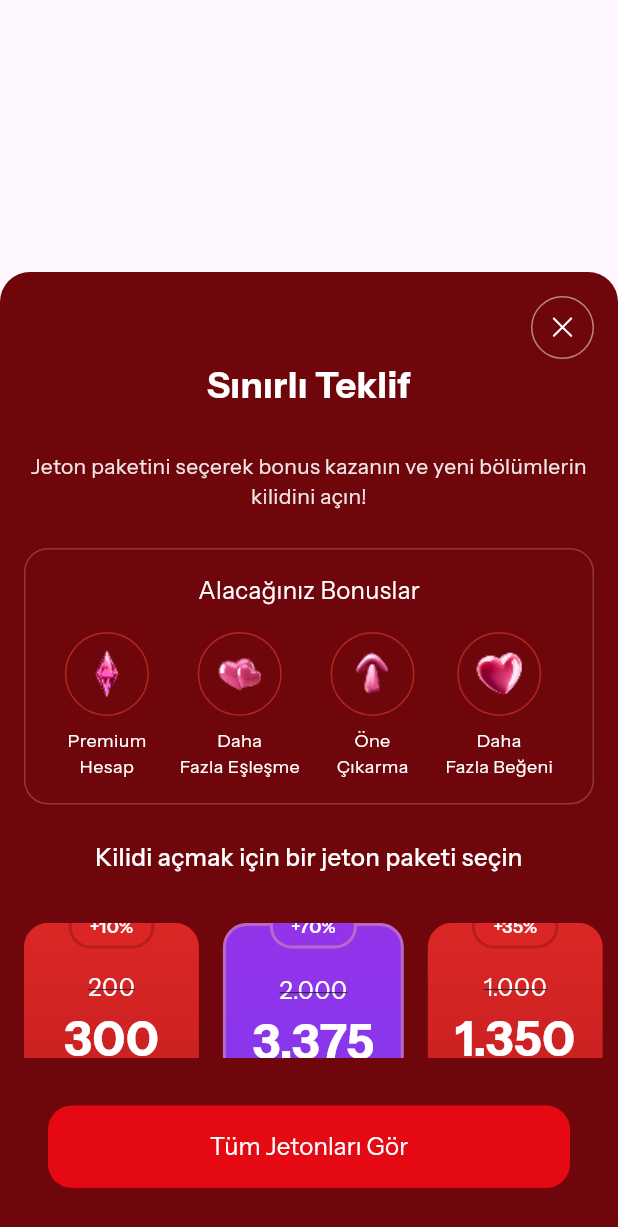
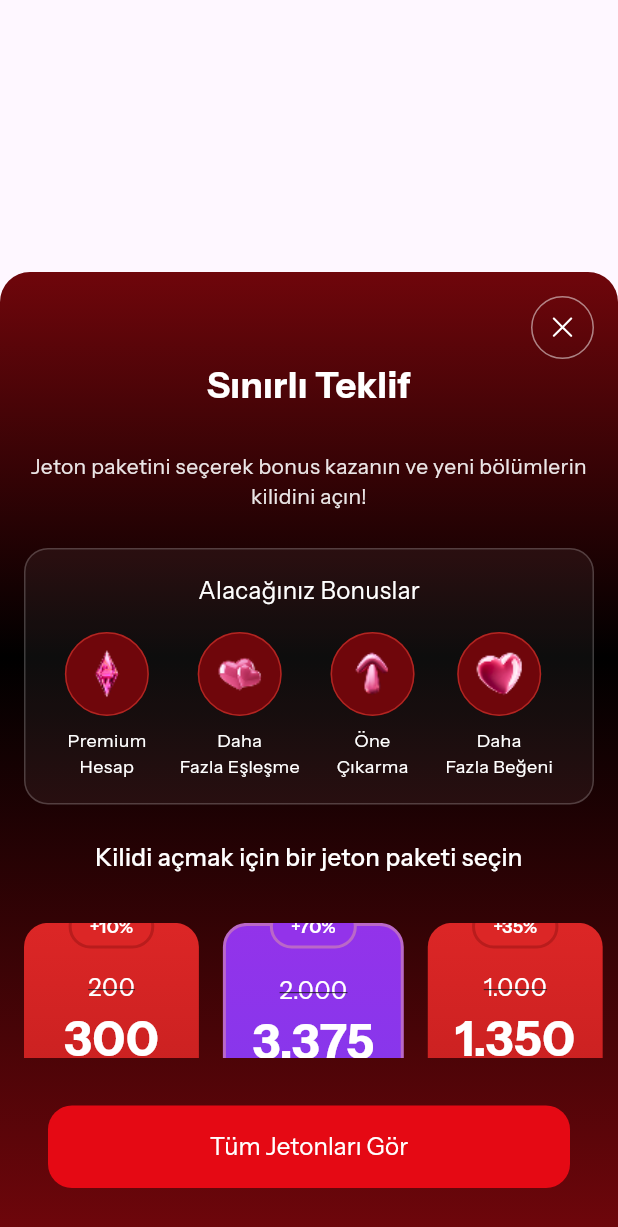
Before and after one commit to envertunasonmez/ShartFlix, a Flutter app: the SpecialOfferBottomSheet widget shown alone on an empty page, opened directly, on a phone screen of 412 x 824 dp. Shown: the top 1227 px of the screen. Run offline on Flutter 3.47's test engine with Material 3 defaults, Android fonts, the phone set to English and light mode, and no system bars; our stand-ins replace dio, equatable, flutter_bloc, flutter_svg, go_router, google_fonts and 3 more; accounts and stored records are empty; network calls fail; project files that could hold a hidden picture were left out.

Commit message:
fix - background colors

```diff
--- a/lib/features/profile/widgets/profile_special_offer.dart
+++ b/lib/features/profile/widgets/profile_special_offer.dart
@@ -62,9 +62,19 @@ class SpecialOfferBottomSheet extends StatelessWidget {
       builder: (context, scrollController) {
         return Container(
           decoration: const BoxDecoration(
-            color: AppColors.primaryDark,
             borderRadius: BorderRadius.vertical(top: Radius.circular(20)),
+            gradient: LinearGradient(
+              begin: Alignment.topCenter,
+              end: Alignment.bottomCenter,
+              colors: [
+                AppColors.primaryDark,
+                Colors.black,
+                AppColors.primaryDark,
+              ],
+              stops: [0.0, 0.4, 1.0],
+            ),
           ),
+
           child: Column(
             children: [
               // Header
@@ -123,6 +133,7 @@ class SpecialOfferBottomSheet extends StatelessWidget {
                 margin: const EdgeInsets.symmetric(horizontal: 16),
                 padding: const EdgeInsets.all(16),
                 decoration: BoxDecoration(
+                  color: AppColors.white5,
                   borderRadius: BorderRadius.circular(16),
                   border: Border.all(color: AppColors.white20, width: 1),
                 ),
@@ -223,6 +234,7 @@ class SpecialOfferBottomSheet extends StatelessWidget {
                   text: 'Tüm Jetonları Gör',
                   backgroundColor: AppColors.primary,
                   textColor: AppColors.whiteColor,
+
                   onPressed: () {},
                 ),
               ),
```
